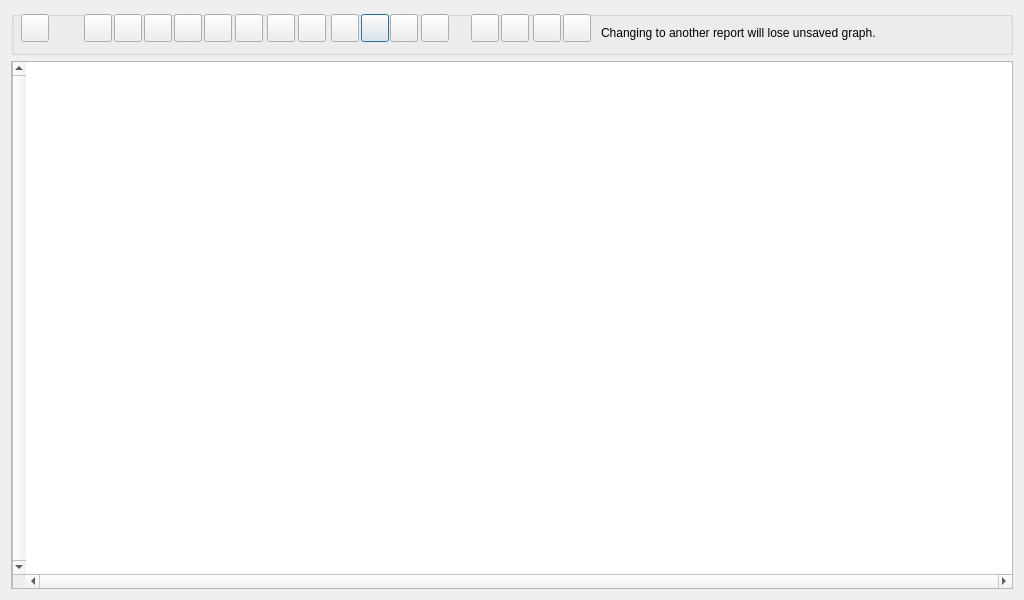
The window that src/GUI_UIs/ui_dialog_graph.ui (ccbogel/QualCoder) describes before a commit, drawn with Qt 5.
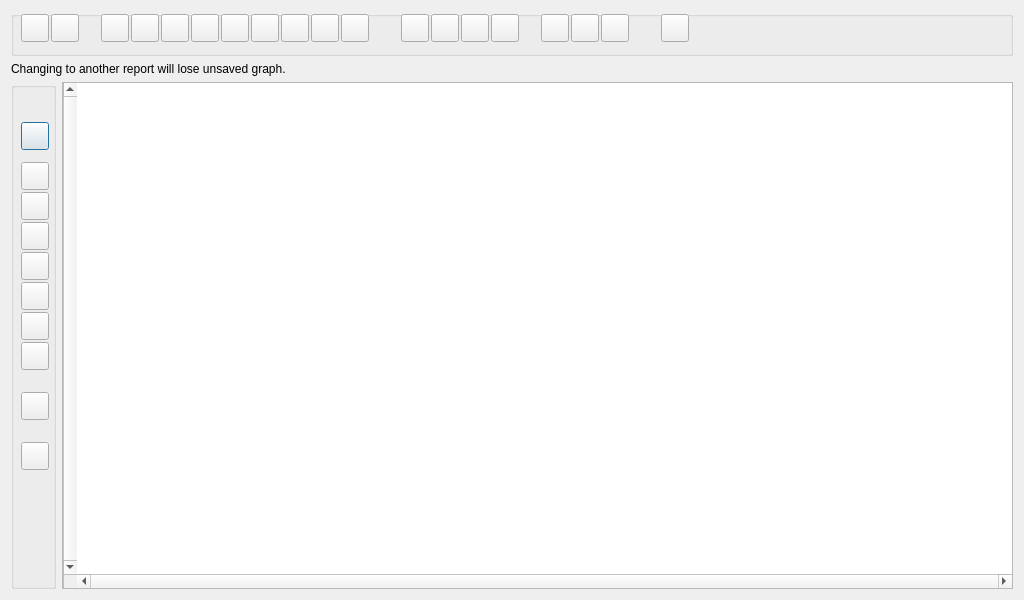
The same window after the commit. Icons and pictures are not drawn.

```diff
--- a/src/GUI_UIs/ui_dialog_graph.ui
+++ b/src/GUI_UIs/ui_dialog_graph.ui
@@ -14,18 +14,210 @@
    <string>Graph Visualisation</string>
   </property>
   <layout class="QGridLayout" name="gridLayout">
-   <item row="0" column="0">
+   <item row="2" column="1">
+    <widget class="QGraphicsView" name="graphicsView">
+     <property name="layoutDirection">
+      <enum>Qt::LayoutDirection::RightToLeft</enum>
+     </property>
+     <property name="verticalScrollBarPolicy">
+      <enum>Qt::ScrollBarPolicy::ScrollBarAlwaysOn</enum>
+     </property>
+     <property name="horizontalScrollBarPolicy">
+      <enum>Qt::ScrollBarPolicy::ScrollBarAlwaysOn</enum>
+     </property>
+    </widget>
+   </item>
+   <item row="2" column="0">
+    <widget class="QGroupBox" name="groupBox">
+     <property name="minimumSize">
+      <size>
+       <width>45</width>
+       <height>0</height>
+      </size>
+     </property>
+     <property name="maximumSize">
+      <size>
+       <width>45</width>
+       <height>16777215</height>
+      </size>
+     </property>
+     <property name="title">
+      <string/>
+     </property>
+     <widget class="QPushButton" name="pushButton_minimap">
+      <property name="geometry">
+       <rect>
+        <x>10</x>
+        <y>40</y>
+        <width>28</width>
+        <height>28</height>
+       </rect>
+      </property>
+      <property name="toolTip">
+       <string>Show minimap</string>
+      </property>
+      <property name="text">
+       <string/>
+      </property>
+     </widget>
+     <widget class="QPushButton" name="pushButton_align_vertical">
+      <property name="geometry">
+       <rect>
+        <x>10</x>
+        <y>80</y>
+        <width>28</width>
+        <height>28</height>
+       </rect>
+      </property>
+      <property name="toolTip">
+       <string>Align horizontal</string>
+      </property>
+      <property name="text">
+       <string/>
+      </property>
+     </widget>
+     <widget class="QPushButton" name="pushButton_align_horizontal">
+      <property name="geometry">
+       <rect>
+        <x>10</x>
+        <y>110</y>
+        <width>28</width>
+        <height>28</height>
+       </rect>
+      </property>
+      <property name="toolTip">
+       <string>Align vertical</string>
+      </property>
+      <property name="text">
+       <string/>
+      </property>
+     </widget>
+     <widget class="QPushButton" name="pushButton_distribute_vertical">
+      <property name="geometry">
+       <rect>
+        <x>10</x>
+        <y>170</y>
+        <width>28</width>
+        <height>28</height>
+       </rect>
+      </property>
+      <property name="toolTip">
+       <string>Distribute vertical</string>
+      </property>
+      <property name="text">
+       <string/>
+      </property>
+     </widget>
+     <widget class="QPushButton" name="pushButton_distribute_horizontal">
+      <property name="geometry">
+       <rect>
+        <x>10</x>
+        <y>140</y>
+        <width>28</width>
+        <height>28</height>
+       </rect>
+      </property>
+      <property name="toolTip">
+       <string>Distribute horizontal</string>
+      </property>
+      <property name="text">
+       <string/>
+      </property>
+     </widget>
+     <widget class="QPushButton" name="pushButton_compact_graph">
+      <property name="geometry">
+       <rect>
+        <x>10</x>
+        <y>200</y>
+        <width>28</width>
+        <height>28</height>
+       </rect>
+      </property>
+      <property name="toolTip">
+       <string>Compact graph</string>
+      </property>
+      <property name="text">
+       <string/>
+      </property>
+     </widget>
+     <widget class="QPushButton" name="pushButton_expand_graph">
+      <property name="geometry">
+       <rect>
+        <x>10</x>
+        <y>230</y>
+        <width>28</width>
+        <height>28</height>
+       </rect>
+      </property>
+      <property name="toolTip">
+       <string>Expand graph</string>
+      </property>
+      <property name="text">
+       <string/>
+      </property>
+     </widget>
+     <widget class="QPushButton" name="pushButton_org_graph">
+      <property name="geometry">
+       <rect>
+        <x>10</x>
+        <y>260</y>
+        <width>28</width>
+        <height>28</height>
+       </rect>
+      </property>
+      <property name="toolTip">
+       <string>Organize graph</string>
+      </property>
+      <property name="text">
+       <string/>
+      </property>
+     </widget>
+     <widget class="QPushButton" name="pushButton_remove_nodes">
+      <property name="geometry">
+       <rect>
+        <x>10</x>
+        <y>360</y>
+        <width>28</width>
+        <height>28</height>
+       </rect>
+      </property>
+      <property name="toolTip">
+       <string>Remove nodes</string>
+      </property>
+      <property name="text">
+       <string/>
+      </property>
+     </widget>
+     <widget class="QPushButton" name="pushButton_undo_changes">
+      <property name="geometry">
+       <rect>
+        <x>10</x>
+        <y>310</y>
+        <width>28</width>
+        <height>28</height>
+       </rect>
+      </property>
+      <property name="toolTip">
+       <string>Undo changes</string>
+      </property>
+      <property name="text">
+       <string/>
+      </property>
+     </widget>
+    </widget>
+   </item>
+   <item row="0" column="0" colspan="2">
     <widget class="QGroupBox" name="groupBox_header">
      <property name="minimumSize">
       <size>
        <width>0</width>
-       <height>44</height>
+       <height>45</height>
       </size>
      </property>
      <property name="maximumSize">
       <size>
        <width>16777215</width>
-       <height>70</height>
+       <height>45</height>
       </size>
      </property>
      <property name="title">
@@ -34,7 +226,7 @@
      <widget class="QPushButton" name="pushButton_export">
       <property name="geometry">
        <rect>
-        <x>350</x>
+        <x>390</x>
         <y>3</y>
         <width>28</width>
         <height>28</height>
@@ -66,7 +258,7 @@
      <widget class="QPushButton" name="pushButton_reveal">
       <property name="geometry">
        <rect>
-        <x>320</x>
+        <x>330</x>
         <y>3</y>
         <width>28</width>
         <height>28</height>
@@ -82,7 +274,7 @@
      <widget class="QPushButton" name="pushButton_savegraph">
       <property name="geometry">
        <rect>
-        <x>490</x>
+        <x>530</x>
         <y>3</y>
         <width>28</width>
         <height>28</height>
@@ -98,7 +290,7 @@
      <widget class="QPushButton" name="pushButton_loadgraph">
       <property name="geometry">
        <rect>
-        <x>522</x>
+        <x>560</x>
         <y>3</y>
         <width>28</width>
         <height>28</height>
@@ -115,7 +307,7 @@
      <widget class="QPushButton" name="pushButton_deletegraph">
       <property name="geometry">
        <rect>
-        <x>552</x>
+        <x>590</x>
         <y>3</y>
         <width>28</width>
         <height>28</height>
@@ -131,7 +323,7 @@
      <widget class="QPushButton" name="pushButton_freetextitem">
       <property name="geometry">
        <rect>
-        <x>73</x>
+        <x>90</x>
         <y>3</y>
         <width>28</width>
         <height>28</height>
@@ -147,7 +339,7 @@
      <widget class="QPushButton" name="pushButton_addcase">
       <property name="geometry">
        <rect>
-        <x>103</x>
+        <x>120</x>
         <y>3</y>
         <width>28</width>
         <height>28</height>
@@ -163,7 +355,7 @@
      <widget class="QPushButton" name="pushButton_addfile">
       <property name="geometry">
        <rect>
-        <x>133</x>
+        <x>150</x>
         <y>3</y>
         <width>28</width>
         <height>28</height>
@@ -179,7 +371,7 @@
      <widget class="QPushButton" name="pushButton_addline">
       <property name="geometry">
        <rect>
-        <x>163</x>
+        <x>180</x>
         <y>3</y>
         <width>28</width>
         <height>28</height>
@@ -211,7 +403,7 @@
      <widget class="QPushButton" name="pushButton_clear">
       <property name="geometry">
        <rect>
-        <x>460</x>
+        <x>650</x>
         <y>3</y>
         <width>28</width>
         <height>28</height>
@@ -224,29 +416,10 @@
        <string/>
       </property>
      </widget>
-     <widget class="QLabel" name="label_loaded_graph">
-      <property name="geometry">
-       <rect>
-        <x>590</x>
-        <y>2</y>
-        <width>461</width>
-        <height>40</height>
-       </rect>
-      </property>
-      <property name="text">
-       <string>Changing to another report will lose unsaved graph.</string>
-      </property>
-      <property name="wordWrap">
-       <bool>true</bool>
-      </property>
-      <property name="openExternalLinks">
-       <bool>true</bool>
-      </property>
-     </widget>
      <widget class="QPushButton" name="pushButton_codes_of_text">
       <property name="geometry">
        <rect>
-        <x>193</x>
+        <x>210</x>
         <y>3</y>
         <width>28</width>
         <height>28</height>
@@ -262,7 +435,7 @@
      <widget class="QPushButton" name="pushButton_memos_of_file">
       <property name="geometry">
        <rect>
-        <x>287</x>
+        <x>300</x>
         <y>3</y>
         <width>28</width>
         <height>28</height>
@@ -278,7 +451,7 @@
      <widget class="QPushButton" name="pushButton_codes_of_images">
       <property name="geometry">
        <rect>
-        <x>224</x>
+        <x>240</x>
         <y>3</y>
         <width>28</width>
         <height>28</height>
@@ -294,7 +467,7 @@
      <widget class="QPushButton" name="pushButton_codes_of_av">
       <property name="geometry">
        <rect>
-        <x>256</x>
+        <x>270</x>
         <y>3</y>
         <width>28</width>
         <height>28</height>
@@ -310,7 +483,7 @@
      <widget class="QPushButton" name="pushButton_export_pdf">
       <property name="geometry">
        <rect>
-        <x>379</x>
+        <x>420</x>
         <y>3</y>
         <width>28</width>
         <height>28</height>
@@ -326,7 +499,7 @@
      <widget class="QPushButton" name="pushButton_export_drawio">
       <property name="geometry">
        <rect>
-        <x>410</x>
+        <x>450</x>
         <y>3</y>
         <width>28</width>
         <height>28</height>
@@ -342,18 +515,47 @@
        <iconset theme="QIcon::ThemeIcon::WeatherClear"/>
       </property>
      </widget>
+     <widget class="QPushButton" name="pushButton_graph_models">
+      <property name="geometry">
+       <rect>
+        <x>40</x>
+        <y>3</y>
+        <width>28</width>
+        <height>28</height>
+       </rect>
+      </property>
+      <property name="toolTip">
+       <string>Graph models</string>
+      </property>
+      <property name="text">
+       <string/>
+      </property>
+     </widget>
+     <widget class="QPushButton" name="pushButton_export_graph_summary">
+      <property name="geometry">
+       <rect>
+        <x>480</x>
+        <y>3</y>
+        <width>28</width>
+        <height>28</height>
+       </rect>
+      </property>
+      <property name="toolTip">
+       <string>Export Graph Summary</string>
+      </property>
+      <property name="text">
+       <string/>
+      </property>
+      <property name="icon">
+       <iconset theme="QIcon::ThemeIcon::WeatherClear"/>
+      </property>
+     </widget>
     </widget>
    </item>
-   <item row="1" column="0">
-    <widget class="QGraphicsView" name="graphicsView">
-     <property name="layoutDirection">
-      <enum>Qt::LayoutDirection::RightToLeft</enum>
-     </property>
-     <property name="verticalScrollBarPolicy">
-      <enum>Qt::ScrollBarPolicy::ScrollBarAlwaysOn</enum>
-     </property>
-     <property name="horizontalScrollBarPolicy">
-      <enum>Qt::ScrollBarPolicy::ScrollBarAlwaysOn</enum>
+   <item row="1" column="0" colspan="2">
+    <widget class="QLabel" name="label_loaded_graph">
+     <property name="text">
+      <string>Changing to another report will lose unsaved graph.</string>
      </property>
     </widget>
    </item>
```
Left out of the diff: 2 changed lines with no effect on the pictures.
